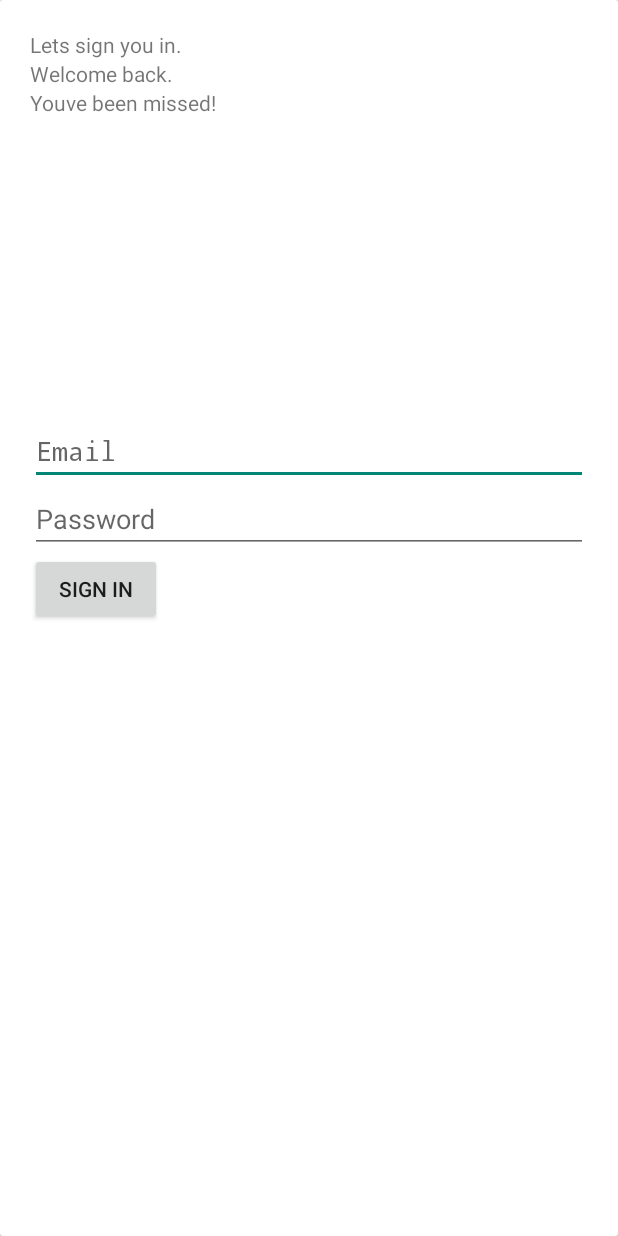
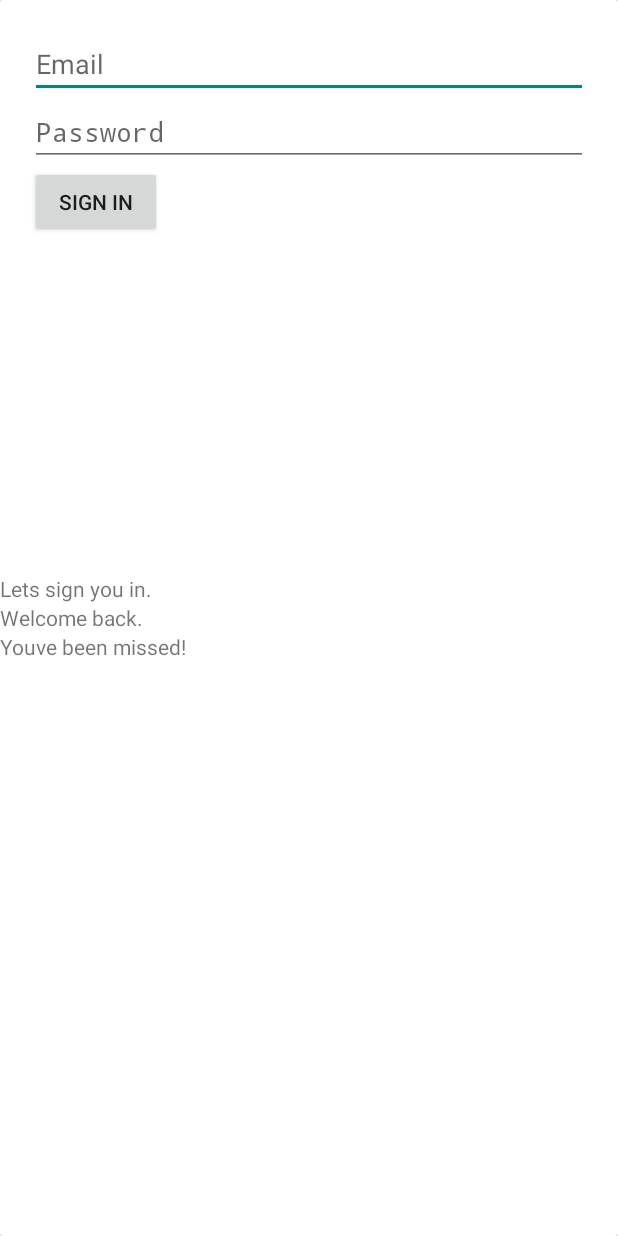
Before and after one commit to DevilDeveloper7/Hookah, an Android app: the Sign_in screen opened directly, with no data from a screen before it, on a phone screen of 412 x 824 dp. Run offline under Robolectric (Android 15) with nearby library versions, the phone set to English and light mode, and no system bars; 3 statements that could not run were skipped.

```diff
--- a/app/src/main/res/layout/activity_main.xml
+++ b/app/src/main/res/layout/activity_main.xml
@@ -50,7 +50,7 @@
 
         <Button
 
-            android:id="@+id/btnSignUp"
+            android:id="@+id/buttonSignUp"
             android:layout_width="11dp"
             android:layout_height="wrap_content"
             android:layout_marginStart="20dp"
@@ -65,7 +65,7 @@
 
 
         <Button
-            android:id="@+id/btnSignIn"
+            android:id="@+id/buttonSignIn"
             android:layout_width="11dp"
             android:layout_height="wrap_content"
             android:layout_marginStart="10dp"
--- a/app/src/main/res/layout/activity_signin.xml
+++ b/app/src/main/res/layout/activity_signin.xml
@@ -3,17 +3,14 @@
     xmlns:app="http://schemas.android.com/apk/res-auto"
     android:layout_width="match_parent"
     android:layout_height="match_parent"
-    app:cardElevation="10dp"
-    >
+    app:cardElevation="10dp">
 
     <LinearLayout
-
         android:layout_width="match_parent"
-        android:layout_height="wrap_content"
-        android:layout_margin="20dp"
+        android:layout_height="match_parent"
         android:orientation="vertical"
-
-        >
+        android:layout_centerHorizontal="true"
+        android:gravity="center">
 
         <TextView
             android:id="@+id/Hello"
@@ -32,34 +29,36 @@
             android:layout_width="match_parent"
             android:layout_height="wrap_content"
             android:text="@string/you_ve_been_missed" />
+    </LinearLayout>
 
     <LinearLayout
+
         android:layout_width="match_parent"
-            android:layout_height="match_parent"
+        android:layout_height="wrap_content"
+        android:layout_margin="20dp"
         android:orientation="vertical"
-            android:layout_marginTop="200dp">
+
+        >
 
         <EditText
             android:id="@+id/emailField"
             android:layout_width="match_parent"
             android:layout_height="wrap_content"
-                android:hint="@string/Sign_in_email"
-                android:inputType="textPassword" />
+            android:inputType="textEmailAddress"
+            android:hint="@string/Sign_in_email" />
 
         <EditText
-                android:id="@+id/passwordField"
+            android:id="@+id/passField"
             android:layout_width="match_parent"
             android:layout_height="wrap_content"
-                android:hint="@string/Sign_in_pass"
-                android:inputType="textEmailAddress" />
+            android:inputType="textPassword"
+            android:hint="@string/Sign_in_pass"/>
+
 
         <Button
-                android:id="@+id/buttonSignIn"
+            android:id="@+id/button"
             android:layout_width="wrap_content"
             android:layout_height="wrap_content"
             android:text="@string/Sign_in_btn" />
     </LinearLayout>
-
-
-    </LinearLayout>
 </androidx.cardview.widget.CardView>
--- a/app/src/main/res/values/strings.xml
+++ b/app/src/main/res/values/strings.xml
@@ -9,7 +9,7 @@
     <string name="Sign_in_email">Email</string>
     <string name="Sign_in_pass">Password</string>
     <string name="Sign_in_btn">Sign in</string>
-    <string name="let_s_sign_you_in">Lets sign you in.</string>
+    <string name="let_s_sign_you_in" >Lets sign you in.</string>
     <string name="welcome_back">Welcome back.</string>
-    <string name="you_ve_been_missed">Youve been missed!</string>
+    <string name="you_ve_been_missed" >Youve been missed!</string>
 </resources>
```
Also changed, not shown: app/src/main/AndroidManifest.xml (+13 -5 lines), app/src/main/java/com/example/hookah/MainActivity.java (+4 -5 lines), app/src/main/java/com/example/hookah/Sign_up.java (+2 -46 lines), app/src/main/res/layout/activity_sign_up.xml (renamed from app/src/main/res/layout/activity_signup.xml). Lines whose indentation alone changed are shown as unchanged.
